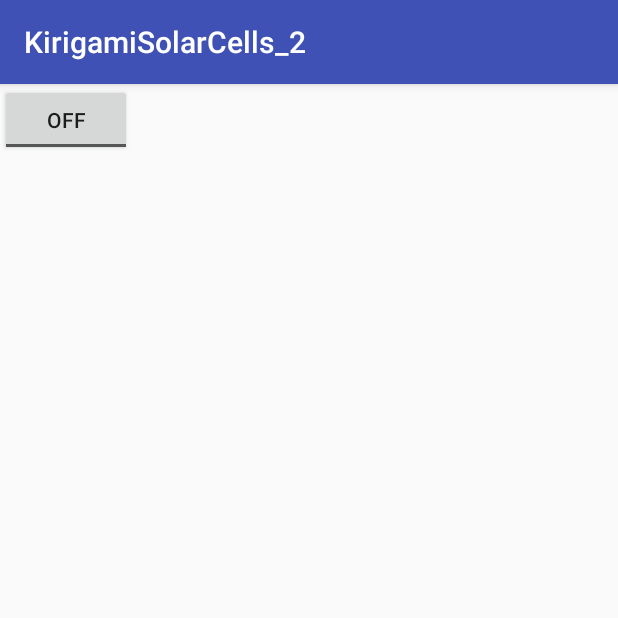
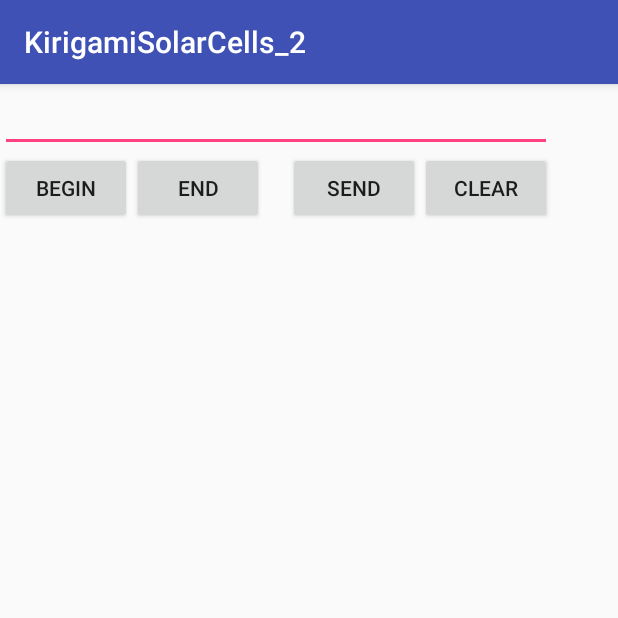
Before and after one commit to thematthewchen/KirigamiSolarCells_2, an Android app: the screen it shows after launch (MainActivity), on a phone screen of 412 x 824 dp, the top half of it. Run offline under Robolectric (Android 15) with nearby library versions, the phone set to English and light mode, and no system bars.

Commit message:
Changed Toggle Button to 4 different buttons and added Text View

```diff
--- a/app/src/main/res/layout/activity_main.xml
+++ b/app/src/main/res/layout/activity_main.xml
@@ -4,13 +4,75 @@
     xmlns:tools="http://schemas.android.com/tools"
     android:layout_width="match_parent"
     android:layout_height="match_parent"
-    tools:context="com.example.kirigamisolarcells_2.MainActivity">
+    tools:context="com.example.kirigamisolarcells_2.MainActivity"
+    tools:layout_editor_absoluteX="0dp"
+    tools:layout_editor_absoluteY="81dp">
 
-    <ToggleButton
-        android:id="@+id/testButton"
-        android:layout_width="wrap_content"
-        android:layout_height="wrap_content"
-        android:text="ToggleButton"
-        tools:layout_editor_absoluteX="147dp"
-        tools:layout_editor_absoluteY="230dp" />
+    <RelativeLayout
+        android:layout_width="368dp"
+        android:layout_height="214dp"
+        tools:layout_editor_absoluteX="8dp"
+        tools:layout_editor_absoluteY="8dp">
+
+        <EditText
+            android:id="@+id/editText"
+            android:layout_width="wrap_content"
+            android:layout_height="wrap_content"
+            android:layout_alignParentEnd="true"
+            android:layout_alignParentLeft="true"
+            android:layout_alignParentRight="true"
+            android:layout_alignParentStart="true"
+            android:layout_alignParentTop="true" />
+
+        <Button
+            android:id="@+id/buttonStart"
+            android:layout_width="wrap_content"
+            android:layout_height="wrap_content"
+            android:layout_alignParentLeft="true"
+            android:layout_alignParentStart="true"
+            android:layout_below="@+id/editText"
+            android:onClick="onClickStart"
+            android:text="Begin" />
+
+        <Button
+            android:id="@+id/buttonStop"
+            android:layout_width="wrap_content"
+            android:layout_height="wrap_content"
+            android:layout_below="@+id/editText"
+            android:layout_toEndOf="@+id/buttonStart"
+            android:layout_toRightOf="@+id/buttonStart"
+            android:onClick="onClickStart"
+            android:text="End" />
+
+        <Button
+            android:id="@+id/buttonSend"
+            android:layout_width="wrap_content"
+            android:layout_height="wrap_content"
+            android:layout_below="@+id/editText"
+            android:layout_toLeftOf="@+id/buttonClear"
+            android:layout_toStartOf="@+id/buttonClear"
+            android:onClick="onClickStart"
+            android:text="Send" />
+
+        <Button
+            android:id="@+id/buttonClear"
+            android:layout_width="wrap_content"
+            android:layout_height="wrap_content"
+            android:layout_alignParentEnd="true"
+            android:layout_alignParentRight="true"
+            android:layout_below="@+id/editText"
+            android:onClick="onClickStart"
+            android:text="Clear" />
+
+        <TextView
+            android:id="@+id/textView"
+            android:layout_width="wrap_content"
+            android:layout_height="wrap_content"
+            android:layout_alignEnd="@+id/editText"
+            android:layout_alignParentBottom="true"
+            android:layout_alignParentLeft="true"
+            android:layout_alignParentStart="true"
+            android:layout_alignRight="@+id/editText"
+            android:layout_below="@+id/buttonSend" />
+    </RelativeLayout>
 </android.support.constraint.ConstraintLayout>
```
